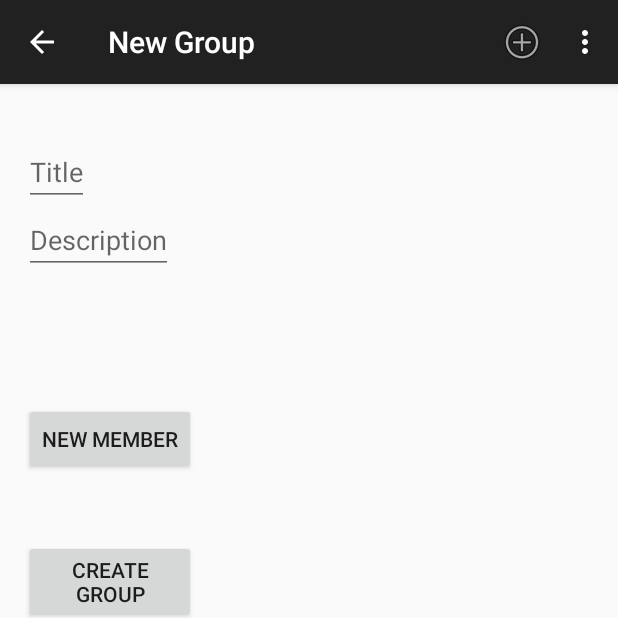
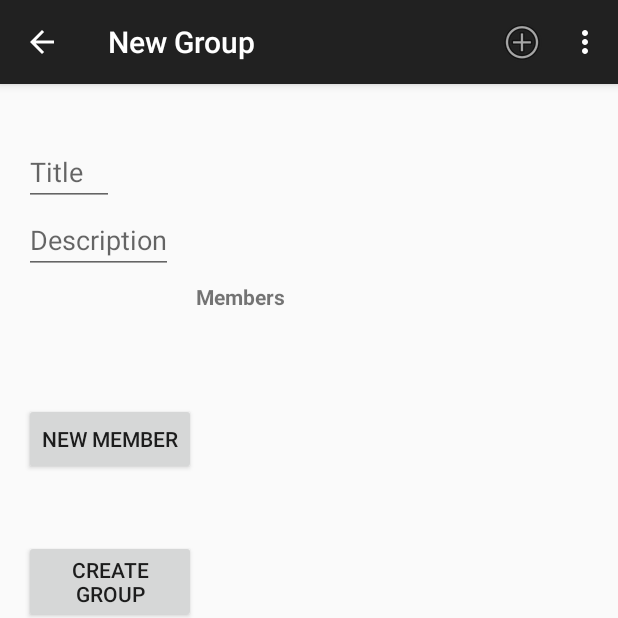
Before and after one commit to Ulzzon/uoweme, an Android app: the screen it shows after launch (MainActivity), after a tap on "addGroup", on a phone screen of 412 x 824 dp, the top half of it. Run offline under Robolectric (Android 15) with nearby library versions, the phone set to English and light mode, and no system bars; libraries missing offline, so code that uses them is left out: com.github.nkzawa.emitter, com.github.nkzawa.socketio; 14 statements that could not run were skipped.

Commit message:
Fixed bug with not able to add members to new or existing groups. Added cofirmation before deleting groups or members.

```diff
--- a/app/src/main/java/com/example/tobbe/uoweme/Activities/MainActivity.java
+++ b/app/src/main/java/com/example/tobbe/uoweme/Activities/MainActivity.java
@@ -41,6 +41,7 @@ import java.util.ArrayList;
 import java.util.LinkedHashMap;
 import java.util.List;
 
+import helper.CalculateExpenses;
 import helper.DatabaseHelper;
 
 
@@ -90,8 +91,6 @@ public class MainActivity extends ActionBarActivity
         if(mSocket != null){
             mSocket.connect();
         }
-
-        //getSocket.connect();    TODO: add this when server is up
 
     }
 
@@ -231,7 +230,7 @@ public class MainActivity extends ActionBarActivity
          * fragment.
          */
         private String LOG = "GroupViewFragment";
-
+        private ExpenseGroup activeExpenseGroup;
         private static final String ARG_SECTION_NUMBER = "section_number";
         private static final String ARG_SECTION_TITLE = "section_title";
 
@@ -256,7 +255,7 @@ public class MainActivity extends ActionBarActivity
                                  Bundle savedInstanceState) {
             View rootView = inflater.inflate(R.layout.fragment_group_main, container, false);
             TextView description = (TextView) rootView.findViewById(R.id.section_label);
-            ExpenseGroup activeExpenseGroup = new ExpenseGroup();
+            activeExpenseGroup = new ExpenseGroup();
             int position = getArguments().getInt(ARG_SECTION_NUMBER);
             try {
                 activeExpenseGroup = GroupAdapter.getExpenseGroup(position);
@@ -325,6 +324,7 @@ public class MainActivity extends ActionBarActivity
             addExpenseButton.setOnClickListener(new View.OnClickListener() {
                 @Override
                 public void onClick(View v) {
+                    CalculateExpenses.getInstance().calculateSplitPayment(activeExpenseGroup);
                     Intent expenseActivityIntent = new Intent(getActivity().getBaseContext().getString(R.string.new_payment_intent));
                     expenseActivityIntent.setFlags(Intent.FLAG_ACTIVITY_NEW_TASK);
                     startActivity(expenseActivityIntent);
@@ -410,7 +410,7 @@ public class MainActivity extends ActionBarActivity
 
             Button addMember = (Button) rootView.findViewById(R.id.addMember);
             addMember.setOnClickListener(new GroupListener(mContext));
-            membersList.setOnItemLongClickListener(new GroupListener.GroupLongListener());
+            membersList.setOnItemLongClickListener(new GroupListener.GroupLongListener(getActivity()));
             Button createButton = (Button) rootView.findViewById(R.id.createGroupButton);
             createButton.setOnClickListener(new GroupListener(mContext, rootView));
             EditText titleText = (EditText) rootView.findViewById(R.id.titleText);
--- a/app/src/main/java/com/example/tobbe/uoweme/PaymentClass.java
+++ b/app/src/main/java/com/example/tobbe/uoweme/PaymentClass.java
@@ -1,4 +1,6 @@
 package com.example.tobbe.uoweme;
+
+import android.util.Log;
 
 /**
  * Created by TobiasOlsson on 15-10-29.
@@ -6,7 +8,7 @@ package com.example.tobbe.uoweme;
 public class PaymentClass {
     private Person personToPay;
     private Person receiver;
-    private int amount;
+    private int amount = 0;
 
     public PaymentClass(){
 
@@ -16,6 +18,8 @@ public class PaymentClass {
         this.personToPay = personToPay;
         this.receiver = receivingPerson;
         this.amount = amount;
+        Log.d("PaymentClass", "New payment found, PtP:" + personToPay.getName() + ", RP: " +
+                receivingPerson.getName() + ", amount: " + amount);
     }
 
     public Person getPersonToPay() {
--- a/app/src/main/java/com/example/tobbe/uoweme/adapters/GroupAdapter.java
+++ b/app/src/main/java/com/example/tobbe/uoweme/adapters/GroupAdapter.java
@@ -105,10 +105,7 @@ public class GroupAdapter extends BaseAdapter{
         return vi;
     }
 
-    public void addGroup(String title, String description){
-        addGroup(new ExpenseGroup(title, description));
-//        myGroups.add(new ExpenseGroup(title, description));
-    }
+
     public void addGroup(ExpenseGroup expenseGroup){
         //long rowId = MainActivity.mDbHelper.saveGroupsToDb(expenseGroup);
         //expenseGroup.setDbID(rowId);
--- a/app/src/main/java/com/example/tobbe/uoweme/adapters/MembersAdapter.java
+++ b/app/src/main/java/com/example/tobbe/uoweme/adapters/MembersAdapter.java
@@ -77,8 +77,8 @@ public class MembersAdapter extends BaseAdapter {
         TextView expenseView = (TextView) vi.findViewById(R.id.membersExpense);
 
         if(expenses != null) {
-            CalculateExpenses calculator = new CalculateExpenses();
-            int debt = calculator.calculateIndividualTotal(member, expenses);
+            //CalculateExpenses calculator = new CalculateExpenses();
+            int debt = CalculateExpenses.getInstance().calculateIndividualTotal(member, expenses);
             /*if(debt < 0){
                 expenseView.setTextColor(Color.RED);
             }else{
--- a/app/src/main/res/layout/fragment_settings_group.xml
+++ b/app/src/main/res/layout/fragment_settings_group.xml
@@ -14,7 +14,7 @@
         android:layout_width="wrap_content"
         android:layout_height="wrap_content"
         android:text=""
-        android:minWidth="40dp"
+        android:minWidth="60dp"
         android:singleLine="true"
         android:ellipsize="end"
         android:layout_alignParentTop="true"
@@ -27,7 +27,7 @@
         android:layout_width="wrap_content"
         android:layout_height="wrap_content"
         android:text=""
-        android:minWidth="40dp"
+        android:minWidth="60dp"
         android:layout_below="@+id/titleText"
         android:imeOptions="actionDone"
         android:hint="Description"/>
@@ -47,11 +47,22 @@
         android:layout_height="wrap_content"
         android:minWidth="30dp"
         android:choiceMode="singleChoice"
-        android:layout_below="@+id/descriptionText"
+        android:layout_below="@+id/membersText"
         android:layout_toRightOf="@id/addMember"
         android:layout_centerVertical="true"
         android:layout_centerHorizontal="true" />
 
+    <TextView
+        android:id="@+id/membersText"
+        android:layout_width="wrap_content"
+        android:layout_height="wrap_content"
+        android:layout_toRightOf="@id/addMember"
+        android:layout_below="@+id/descriptionText"
+        android:layout_centerVertical="true"
+        android:layout_centerHorizontal="true"
+        android:layout_marginTop="5dp"
+        android:text="Members"
+        android:textStyle="bold"/>
 
     <Button
         style="?android:attr/buttonStyleSmall"
--- a/app/src/main/res/values/strings.xml
+++ b/app/src/main/res/values/strings.xml
@@ -13,6 +13,8 @@
     <string name="save_group_changes">SAVE CHANGES</string>
     <string name="create_group">Create Group</string>
     <string name="member_db_id">member_db_id</string>
+    <string name="yes">Yes</string>
+    <string name="no">No</string>
 
 
     <!-- Group related -->
@@ -20,6 +22,10 @@
     <string name="default_title">Title</string>
     <string name="default_description">Description</string>
     <string name="group_number">group_nr</string>
+    <string name="delete">Delete?</string>
+    <string name="delete_group">Do you really want to delete this group?</string>
+    <string name="delete_member">Do you really want to delete this member?</string>
+
 
     <!-- Menu strings -->
     <string name="action_settings">Settings</string>
```
Also changed, not shown: app/src/main/java/com/example/tobbe/uoweme/Activities/GroupListener.java (+33 -4 lines), app/src/main/java/com/example/tobbe/uoweme/Activities/NewMemberActivity.java (+4 -4 lines), app/src/main/java/com/example/tobbe/uoweme/NavigationDrawerFragment.java (+22 -4 lines), app/src/main/java/helper/CalculateExpenses.java (+137 -23 lines), 2 other files.
